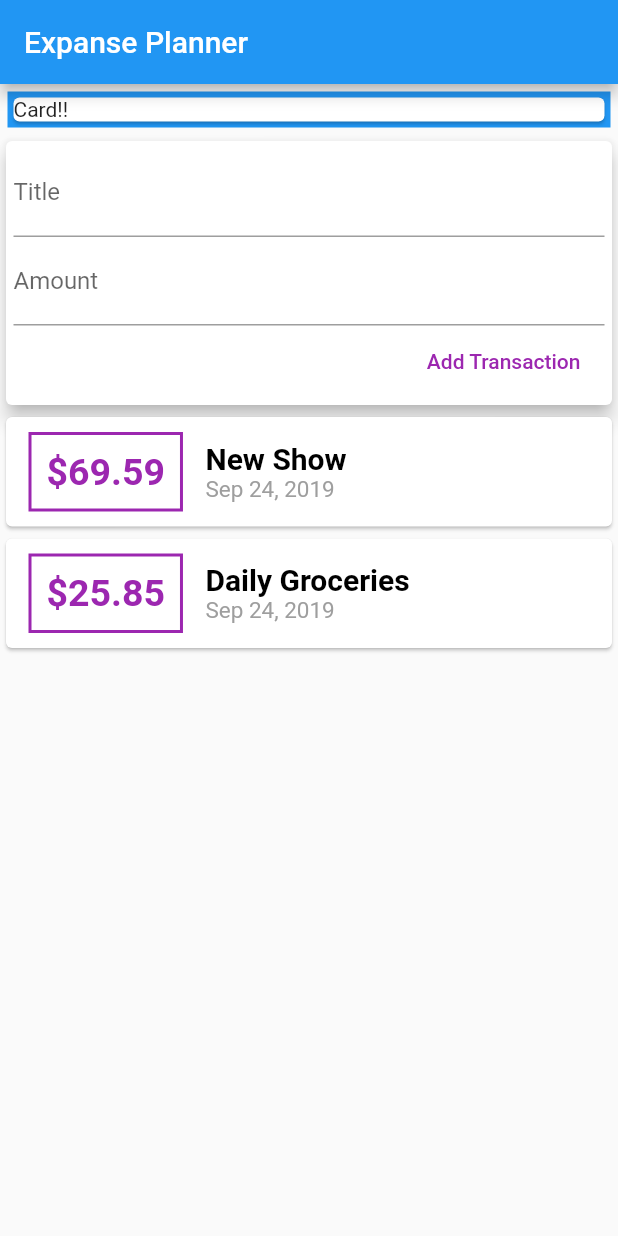
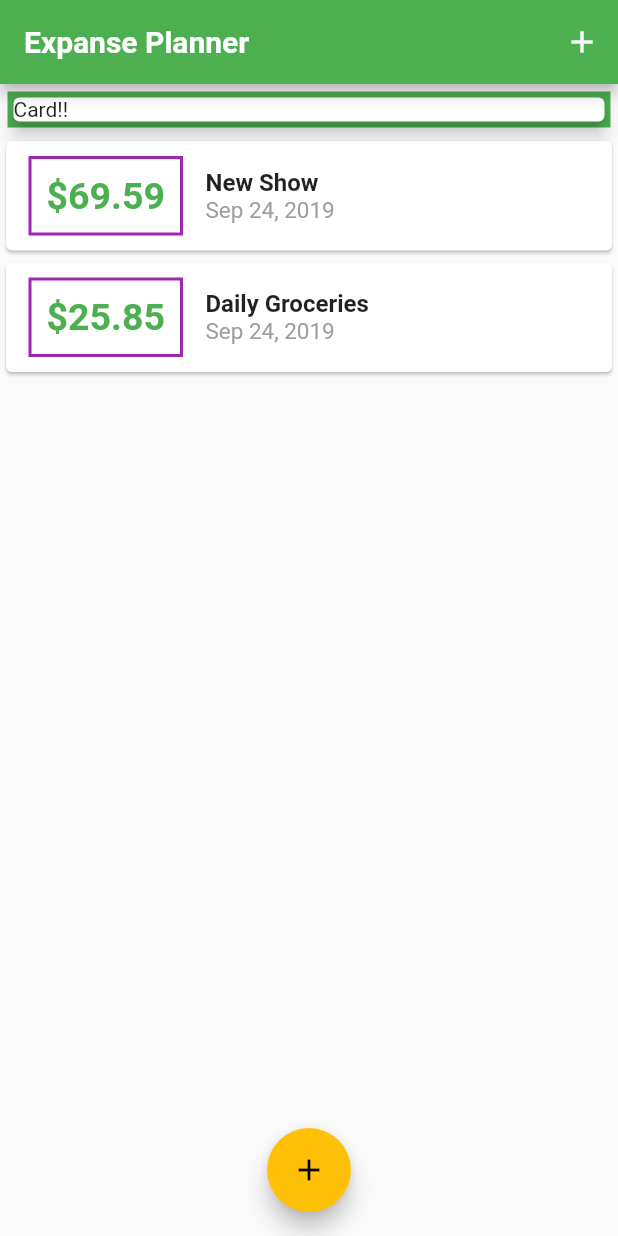
Before and after one commit to rezatrue/Expanse_Planner, a Flutter app: the screen it shows after launch, on a phone screen of 412 x 824 dp. Run offline on Flutter 3.47's test engine with Material 2 defaults, Android fonts, the phone set to English and light mode, and no system bars; Roboto replaces fonts that are missing (OpenSans).

Commit message:
Theming , add Fonts

```diff
--- a/lib/main.dart
+++ b/lib/main.dart
@@ -1,5 +1,8 @@
+import './wedgets/transaction_list.dart';
+
+import './wedgets/new_transaction.dart';
 import 'package:flutter/material.dart';
-import './wedgets/user_transactions.dart';
+import 'models/transaction.dart';
 
 void main() => runApp(MyApp());
 
@@ -10,18 +13,79 @@ class MyApp extends StatelessWidget {
   Widget build(BuildContext context) {
     return MaterialApp(
       title: 'Flutter App',
+      theme: ThemeData(
+        primarySwatch: Colors.green,
+        accentColor: Colors.amber,
+        fontFamily: 'Quicksand',
+        textTheme: ThemeData.light().textTheme.copyWith(
+            title: TextStyle(
+              fontFamily: 'OpenSans',
+              fontWeight: FontWeight.bold,
+              fontSize: 16,
+            ),
+          ),
+        appBarTheme: AppBarTheme(
+          textTheme: ThemeData.light().textTheme.copyWith(
+            title: TextStyle(
+              fontFamily: 'OpenSans',
+              fontSize: 20,
+              fontWeight: FontWeight.bold,
+            ),
+          )),
+      ),
       home: MyHomePage(),
     );
   }
 }
 
-class MyHomePage extends StatelessWidget {
+class MyHomePage extends StatefulWidget {
+  @override
+  _MyHomePageState createState() => _MyHomePageState();
+}
+
+class _MyHomePageState extends State<MyHomePage> {
+  final List<Transaction> _userTransactions =
+  [
+    Transaction(id: 't1', title: 'New Show', amount: 69.59, date: DateTime.now()),
+    Transaction(id: 't2', title: 'Daily Groceries', amount: 25.85, date: DateTime.now()),
+  ];
+
+  void _addNewTransaction(String txTitle, double txAmount){
+    final newTx = Transaction (
+      title: txTitle,
+      amount: txAmount,
+      date: DateTime.now(),
+      id: DateTime.now().toString()
+    );
+    setState(() {
+      _userTransactions.add(newTx);
+    });
+  }
+
+  void _startAddNewTransaction(BuildContext ctx){
+    showModalBottomSheet(
+      context: ctx,
+      builder: (bCntx) {
+        return GestureDetector(
+          onTap: (){},
+          child: NewTransaction(_addNewTransaction),
+          behavior: HitTestBehavior.opaque,
+        );
+      }
+    );
+  }
 
   @override
   Widget build(BuildContext context) {
     return Scaffold(
           appBar: AppBar(
-            title: Text('Expanse Planner'),
+            title: Text('Expanse Planner',),
+            actions: <Widget>[
+              IconButton(
+                icon: Icon(Icons.add),
+                 onPressed: () => _startAddNewTransaction(context),
+                 ),
+            ],
           ),
           body: SingleChildScrollView(
             child: Column(
@@ -31,14 +95,20 @@ class MyHomePage extends StatelessWidget {
                 Container(
                   margin: EdgeInsets.all(5),
                   width: double.infinity,
-                  color: Colors.blue,
+                  color: Theme.of(context).primaryColor,
                   child: Card(
                       child: Text('Card!!',),
+                      elevation: 5,
                     ),
                 ),
-                Usertransactions(),
+                TransactionList(_userTransactions),
               ],
             ),
+          ),
+          floatingActionButtonLocation: FloatingActionButtonLocation.centerFloat,
+          floatingActionButton: FloatingActionButton(
+            child: Icon(Icons.add),
+            onPressed: () => _startAddNewTransaction(context),
           ),
     );
   }
--- a/lib/wedgets/transaction_list.dart
+++ b/lib/wedgets/transaction_list.dart
@@ -24,19 +24,17 @@ class TransactionList extends StatelessWidget {
                           style: TextStyle(
                             fontWeight: FontWeight.bold,
                             fontSize: 25,
-                            color: Colors.purple,
+                            color: Theme.of(context).primaryColor,
                           ),
                           ),
                         ),
                       Column(
                         crossAxisAlignment: CrossAxisAlignment.start,
                         children: <Widget>[
-                        Text(_userTransactions[index].title, style: TextStyle(
-                            color: Colors.black,
-                            fontWeight: FontWeight.bold,
-                            fontSize: 20,
+                        Text(_userTransactions[index].title,
+                            style: Theme.of(context).textTheme.title,
                           ),
-                        ),
+
                         Text(
                           DateFormat.yMMMd().format(_userTransactions[index].date),
                           style: TextStyle(
```
Also changed, not shown: lib/wedgets/new_transaction.dart (+15 -6 lines), pubspec.yaml (+11 -6 lines), assets/fonts/OpenSans-Bold.ttf (added), assets/fonts/OpenSans-Regular.ttf (added), assets/fonts/Quicksand-Bold.ttf (added), assets/fonts/Quicksand-Light.ttf (added), assets/fonts/Quicksand-Medium.ttf (added), assets/fonts/Quicksand-Regular.ttf (added), 1 other file.
